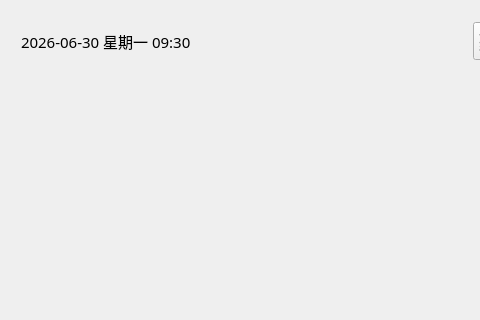
Before: the Qt Designer form main_page.ui in tongvvv/medicineBox, drawn with Qt 5; both pictures show x 0 to 480 and y 0 to 320 of the 1000 by 625 pixel window.
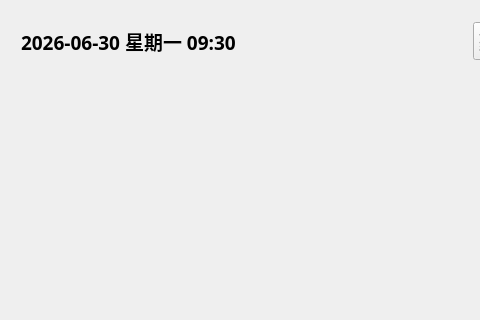
After: the same form once the commit is applied. Icons and pictures are not drawn.

```diff
--- a/main_page.ui
+++ b/main_page.ui
@@ -34,8 +34,8 @@
         <property name="font">
          <font>
           <family>微软雅黑</family>
-          <pointsize>11</pointsize>
-          <bold>false</bold>
+          <pointsize>14</pointsize>
+          <bold>true</bold>
          </font>
         </property>
         <property name="text">
```
